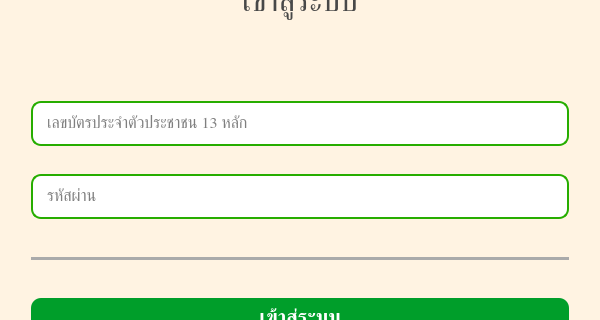
khachenchai/bank-simulation-project-app, file logindialog.ui: the form before one commit; both pictures show x 0 to 600 and y 232 to 552 of the 600 by 700 pixel window.
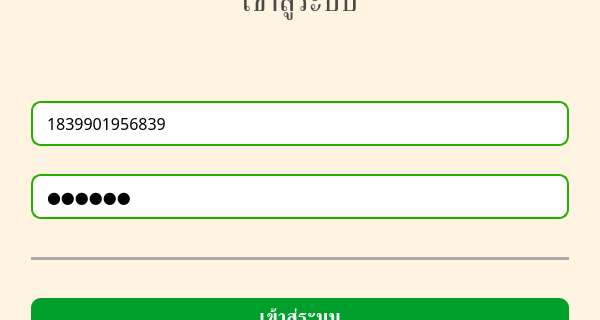
The form after the commit. Icons and pictures are not drawn.

What changed in the file:
```diff
--- a/logindialog.ui
+++ b/logindialog.ui
@@ -162,6 +162,9 @@
 
 </string>
         </property>
+        <property name="text">
+         <string>1839901956839</string>
+        </property>
         <property name="placeholderText">
          <string>เลขบัตรประจำตัวประชาชน 13 หลัก</string>
         </property>
@@ -184,6 +187,9 @@
 border: 2px solid #26ad00;
 box-shadow: 0px 8px 5px #26ad00;</string>
         </property>
+        <property name="text">
+         <string>123456</string>
+        </property>
         <property name="echoMode">
          <enum>QLineEdit::EchoMode::Password</enum>
         </property>
```
